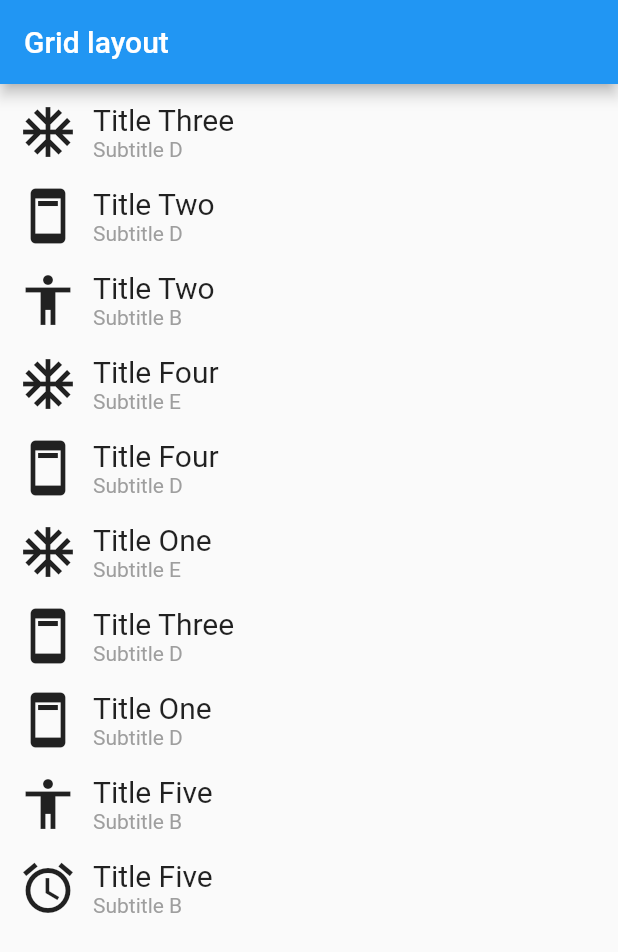
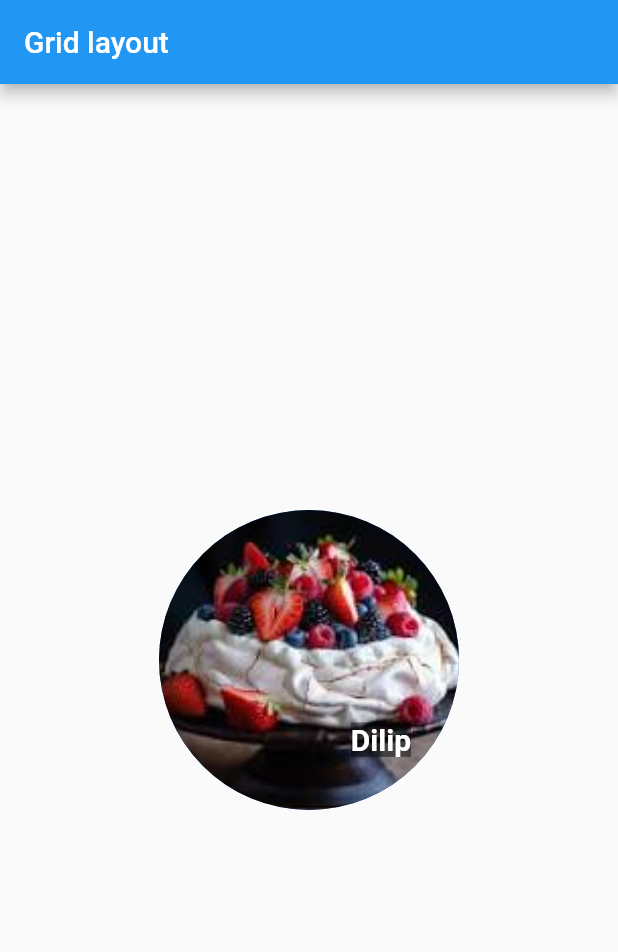
Before and after one commit to Dilipjp/Flutter_2024_05_28_Grid_Layout, a Flutter app: the screen it shows after launch, on a phone screen of 412 x 824 dp. Shown: the top 952 px of the screen. Run offline on Flutter 3.47's test engine with Material 2 defaults, Android fonts, the light colour scheme and no system bars.

Commit message:
Stack view

```diff
--- a/lib/main.dart
+++ b/lib/main.dart
@@ -28,7 +28,7 @@ class MyHomePage extends StatelessWidget {
         title: Text('Grid layout'),
       ),
       body: Center(
-        child: showGrid ? _buildGrid() : _buildList(),
+        child: showGrid ? _buildGrid() : _buildStack(),
       ),
     );
   }
@@ -47,6 +47,31 @@ class MyHomePage extends StatelessWidget {
     return ListView(
       padding: EdgeInsets.all(4),
       children: _buildListView(10),
+    );
+  }
+
+  Widget _buildStack() {
+    return Stack(
+     alignment: Alignment(0.6,0.6),
+      children: [
+        CircleAvatar(
+          backgroundImage: AssetImage('assets/pic0.jpg'),
+          radius: 100,
+        ),
+        Container(
+          decoration: BoxDecoration(
+            color: Colors.black45
+          ),
+          child: Text(
+            'Dilip',
+            style: TextStyle(
+              fontSize: 20,
+              fontWeight: FontWeight.bold,
+              color: Colors.white
+            ),
+          ),
+        )
+      ],
     );
   }
 
```
